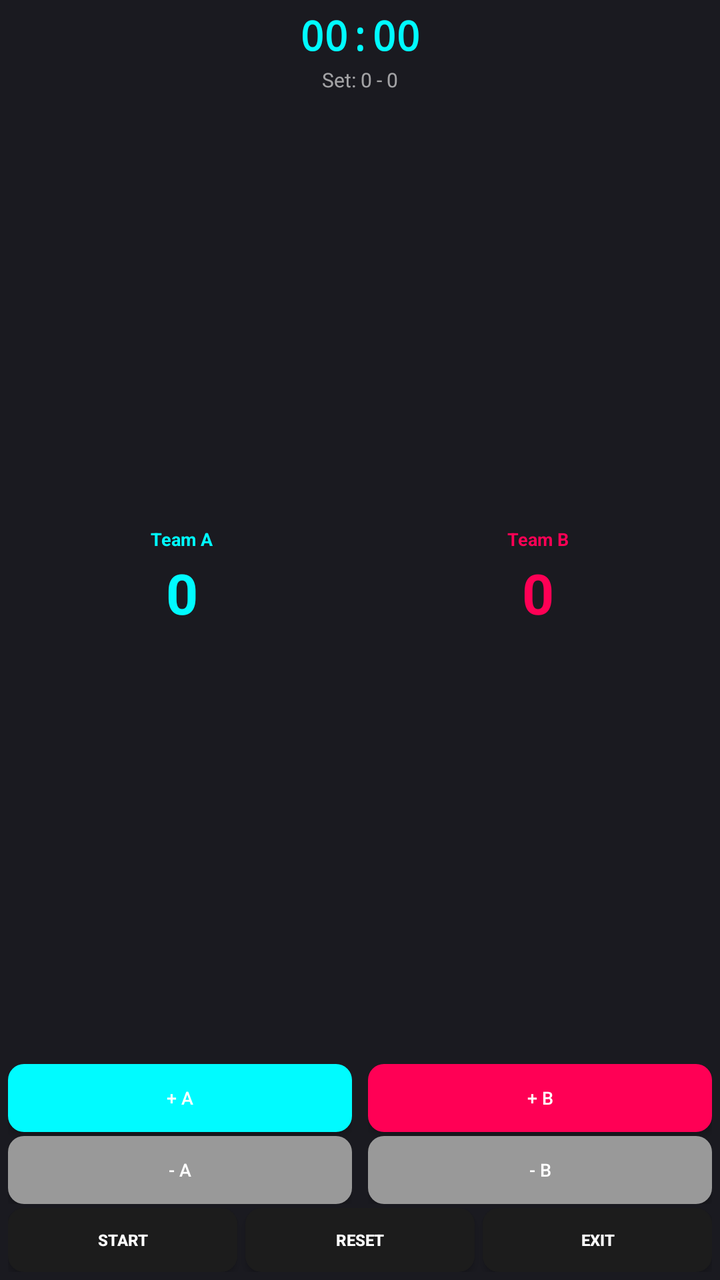
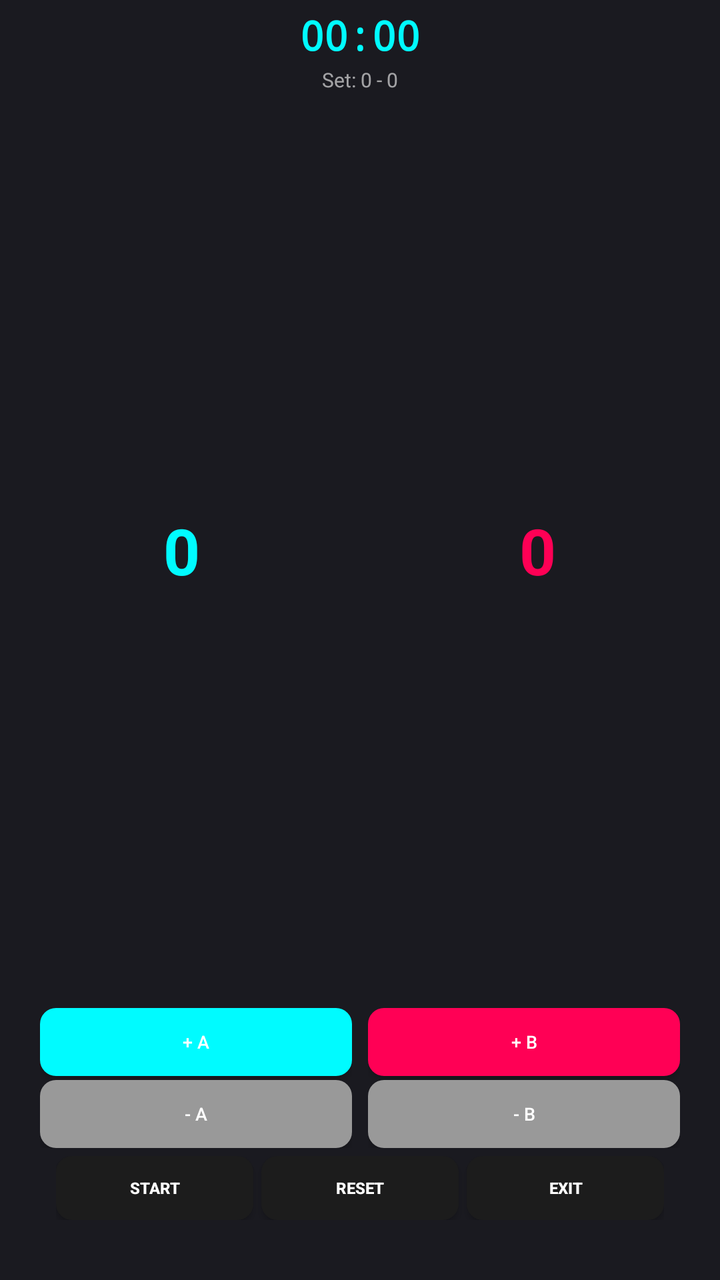

Before-and-after screenshots of an Android layout around one commit, followed by the original layout XML and the change that was made.
<!-- AndroidManifest.xml: activity theme Theme.PointsVolleyHub -->
<!-- res/layout/activity_main.xml -->
<?xml version="1.0" encoding="utf-8"?>
<androidx.constraintlayout.widget.ConstraintLayout 
    xmlns:android="http://schemas.android.com/apk/res/android"
    xmlns:app="http://schemas.android.com/apk/res-auto"
    android:layout_width="match_parent"
    android:layout_height="match_parent"
    android:background="@color/background"
    android:padding="4dp">

    
    <TextView
        android:id="@+id/timerView"
        android:layout_width="wrap_content"
        android:layout_height="wrap_content"
        android:text="00:00"
        android:textColor="@color/primary"
        android:textSize="20sp"
        android:textStyle="bold"
        android:fontFamily="monospace"
        app:layout_constraintTop_toTopOf="parent"
        app:layout_constraintStart_toStartOf="parent"
        app:layout_constraintEnd_toEndOf="parent" />

    
    <TextView
        android:id="@+id/setsView"
        android:layout_width="wrap_content"
        android:layout_height="wrap_content"
        android:text="Set: 0 - 0"
        android:textColor="@color/text_secondary"
        android:textSize="10sp"
        android:layout_marginTop="2dp"
        app:layout_constraintTop_toBottomOf="@id/timerView"
        app:layout_constraintStart_toStartOf="parent"
        app:layout_constraintEnd_toEndOf="parent" />

    
    <LinearLayout
        android:id="@+id/teamASection"
        android:layout_width="0dp"
        android:layout_height="0dp"
        android:orientation="vertical"
        android:gravity="center"
        android:layout_marginTop="0dp"
        android:layout_marginEnd="2dp"
        app:layout_constraintTop_toBottomOf="@id/setsView"
        app:layout_constraintBottom_toTopOf="@id/buttonRow"
        app:layout_constraintStart_toStartOf="parent"
        app:layout_constraintEnd_toStartOf="@id/teamBSection"
        app:layout_constraintHorizontal_weight="1"
        app:layout_constraintVertical_weight="1">

        <TextView
            android:id="@+id/teamANameView"
            android:layout_width="wrap_content"
            android:layout_height="wrap_content"
            android:text="Team A"
            android:textColor="@color/team_a_color"
            android:textSize="9sp"
            android:textStyle="bold" />

        <TextView
            android:id="@+id/scoreAView"
            android:layout_width="wrap_content"
            android:layout_height="wrap_content"
            android:text="0"
            android:textColor="@color/team_a_color"
            android:textSize="28sp"
            android:textStyle="bold"
            android:layout_marginTop="2dp" />

    </LinearLayout>

    
    <LinearLayout
        android:id="@+id/teamBSection"
        android:layout_width="0dp"
        android:layout_height="0dp"
        android:orientation="vertical"
        android:gravity="center"
        android:layout_marginTop="0dp"
        android:layout_marginStart="2dp"
        app:layout_constraintTop_toBottomOf="@id/setsView"
        app:layout_constraintBottom_toTopOf="@id/buttonRow"
        app:layout_constraintStart_toEndOf="@id/teamASection"
        app:layout_constraintEnd_toEndOf="parent"
        app:layout_constraintHorizontal_weight="1"
        app:layout_constraintVertical_weight="1">

        <TextView
            android:id="@+id/teamBNameView"
            android:layout_width="wrap_content"
            android:layout_height="wrap_content"
            android:text="Team B"
            android:textColor="@color/team_b_color"
            android:textSize="9sp"
            android:textStyle="bold" />

        <TextView
            android:id="@+id/scoreBView"
            android:layout_width="wrap_content"
            android:layout_height="wrap_content"
            android:text="0"
            android:textColor="@color/team_b_color"
            android:textSize="28sp"
            android:textStyle="bold"
            android:layout_marginTop="2dp" />

    </LinearLayout>

    
    <LinearLayout
        android:id="@+id/buttonRow"
        android:layout_width="0dp"
        android:layout_height="wrap_content"
        android:orientation="horizontal"
        android:gravity="center"
        android:layout_marginBottom="2dp"
        app:layout_constraintBottom_toTopOf="@id/controlButtons"
        app:layout_constraintStart_toStartOf="parent"
        app:layout_constraintEnd_toEndOf="parent">

        
        <LinearLayout
            android:layout_width="0dp"
            android:layout_height="wrap_content"
            android:orientation="vertical"
            android:layout_weight="1"
            android:layout_marginEnd="4dp">

            <Button
                android:id="@+id/btnAddPointA"
                android:layout_width="match_parent"
                android:layout_height="34dp"
                android:text="+ A"
                android:textColor="@android:color/white"
                android:textSize="9sp"
                android:background="@drawable/button_team_a_flat"
                android:padding="2dp"
                android:layout_marginBottom="2dp" />

            <Button
                android:id="@+id/btnRemovePointA"
                android:layout_width="match_parent"
                android:layout_height="34dp"
                android:text="- A"
                android:textColor="@android:color/white"
                android:textSize="9sp"
                android:background="@drawable/button_secondary_flat"
                android:padding="2dp" />

        </LinearLayout>

        
        <LinearLayout
            android:layout_width="0dp"
            android:layout_height="wrap_content"
            android:orientation="vertical"
            android:layout_weight="1"
            android:layout_marginStart="4dp">

            <Button
                android:id="@+id/btnAddPointB"
                android:layout_width="match_parent"
                android:layout_height="34dp"
                android:text="+ B"
                android:textColor="@android:color/white"
                android:textSize="9sp"
                android:background="@drawable/button_team_b_flat"
                android:padding="2dp"
                android:layout_marginBottom="2dp" />

            <Button
                android:id="@+id/btnRemovePointB"
                android:layout_width="match_parent"
                android:layout_height="34dp"
                android:text="- B"
                android:textColor="@android:color/white"
                android:textSize="9sp"
                android:background="@drawable/button_secondary_flat"
                android:padding="2dp" />

        </LinearLayout>

    </LinearLayout>

    
    <LinearLayout
        android:id="@+id/controlButtons"
        android:layout_width="0dp"
        android:layout_height="wrap_content"
        android:orientation="horizontal"
        android:gravity="center"
        app:layout_constraintBottom_toBottomOf="parent"
        app:layout_constraintStart_toStartOf="parent"
        app:layout_constraintEnd_toEndOf="parent">

        <Button
            android:id="@+id/btnToggleTimer"
            android:layout_width="0dp"
            android:layout_height="32dp"
            android:text="START"
            android:textColor="@android:color/white"
            android:textSize="8sp"
            android:textStyle="bold"
            android:background="@drawable/button_start_flat"
            android:backgroundTint="#1c1c1c"
            android:padding="2dp"
            android:layout_weight="1"
            android:layout_marginEnd="2dp" />

        <Button
            android:id="@+id/btnResetMatch"
            android:layout_width="0dp"
            android:layout_height="32dp"
            android:text="RESET"
            android:textColor="@android:color/white"
            android:textSize="8sp"
            android:textStyle="bold"
            android:background="@drawable/button_reset_flat"
            android:backgroundTint="#1c1c1c"
            android:padding="2dp"
            android:layout_weight="1"
            android:layout_marginStart="2dp"
            android:layout_marginEnd="2dp" />

        <Button
            android:id="@+id/btnExit"
            android:layout_width="0dp"
            android:layout_height="32dp"
            android:text="EXIT"
            android:textColor="@android:color/white"
            android:textSize="8sp"
            android:textStyle="bold"
            android:background="@drawable/button_logout_flat"
            android:backgroundTint="#1c1c1c"
            android:padding="2dp"
            android:layout_weight="1"
            android:layout_marginStart="2dp" />

    </LinearLayout>

</androidx.constraintlayout.widget.ConstraintLayout>
<!-- resources referenced by this layout -->
<resources>
  <color name="background">#1a1a20</color>
  <color name="primary">#00fbff</color>
  <color name="team_a_color">#00fbff</color>
  <color name="team_b_color">#ff0055</color>
  <color name="text_secondary">#99ffffff</color>
  <!-- drawable button_logout_flat (drawable) -->
  <?xml version="1.0" encoding="utf-8"?>
  <selector xmlns:android="http://schemas.android.com/apk/res/android">
      <item android:state_pressed="true">
          <shape>
              <solid android:color="#444444" />
              <corners android:radius="8dp" />
          </shape>
      </item>
      <item>
          <shape>
              <solid android:color="#666666" />
              <corners android:radius="8dp" />
          </shape>
      </item>
  </selector>
  <!-- drawable button_reset_flat (drawable) -->
  <?xml version="1.0" encoding="utf-8"?>
  <selector xmlns:android="http://schemas.android.com/apk/res/android">
      <item android:state_pressed="true">
          <shape>
              <solid android:color="#5a2ab8" />
              <corners android:radius="8dp" />
          </shape>
      </item>
      <item>
          <shape>
              <solid android:color="#7c3aed" />
              <corners android:radius="8dp" />
          </shape>
      </item>
  </selector>
  <!-- drawable button_secondary_flat (drawable) -->
  <?xml version="1.0" encoding="utf-8"?>
  <selector xmlns:android="http://schemas.android.com/apk/res/android">
      <item android:state_pressed="true">
          <shape>
              <solid android:color="#666666" />
              <corners android:radius="8dp" />
          </shape>
      </item>
      <item>
          <shape>
              <solid android:color="#999999" />
              <corners android:radius="8dp" />
          </shape>
      </item>
  </selector>
  <!-- drawable button_start_flat (drawable) -->
  <?xml version="1.0" encoding="utf-8"?>
  <selector xmlns:android="http://schemas.android.com/apk/res/android">
      <item android:state_pressed="true">
          <shape>
              <solid android:color="#00cc66" />
              <corners android:radius="8dp" />
          </shape>
      </item>
      <item>
          <shape>
              <solid android:color="#00ff88" />
              <corners android:radius="8dp" />
          </shape>
      </item>
  </selector>
  <!-- drawable button_team_a_flat (drawable) -->
  <?xml version="1.0" encoding="utf-8"?>
  <selector xmlns:android="http://schemas.android.com/apk/res/android">
      <item android:state_pressed="true">
          <shape>
              <solid android:color="#00c4cc" />
              <corners android:radius="8dp" />
          </shape>
      </item>
      <item>
          <shape>
              <solid android:color="#00fbff" />
              <corners android:radius="8dp" />
          </shape>
      </item>
  </selector>
  <!-- drawable button_team_b_flat (drawable) -->
  <?xml version="1.0" encoding="utf-8"?>
  <selector xmlns:android="http://schemas.android.com/apk/res/android">
      <item android:state_pressed="true">
          <shape>
              <solid android:color="#cc0044" />
              <corners android:radius="8dp" />
          </shape>
      </item>
      <item>
          <shape>
              <solid android:color="#ff0055" />
              <corners android:radius="8dp" />
          </shape>
      </item>
  </selector>
  <color name="black">#FF000000</color>
  <color name="secondary">#ff0055</color>
  <color name="white">#FFFFFFFF</color>
  <!-- unchanged entries left out for length: 1 -->
</resources>

<!-- the commit's change to res/layout/activity_main.xml (unified diff, before → after) -->
@@ -51,23 +51,13 @@
         app:layout_constraintVertical_weight="1">
 
         <TextView
-            android:id="@+id/teamANameView"
-            android:layout_width="wrap_content"
-            android:layout_height="wrap_content"
-            android:text="Team A"
-            android:textColor="@color/team_a_color"
-            android:textSize="9sp"
-            android:textStyle="bold" />
-
-        <TextView
             android:id="@+id/scoreAView"
             android:layout_width="wrap_content"
             android:layout_height="wrap_content"
             android:text="0"
             android:textColor="@color/team_a_color"
-            android:textSize="28sp"
-            android:textStyle="bold"
-            android:layout_marginTop="2dp" />
+            android:textSize="32sp"
+            android:textStyle="bold" />
 
     </LinearLayout>
 
@@ -88,34 +78,26 @@
         app:layout_constraintVertical_weight="1">
 
         <TextView
-            android:id="@+id/teamBNameView"
-            android:layout_width="wrap_content"
-            android:layout_height="wrap_content"
-            android:text="Team B"
-            android:textColor="@color/team_b_color"
-            android:textSize="9sp"
-            android:textStyle="bold" />
-
-        <TextView
             android:id="@+id/scoreBView"
             android:layout_width="wrap_content"
             android:layout_height="wrap_content"
             android:text="0"
             android:textColor="@color/team_b_color"
-            android:textSize="28sp"
-            android:textStyle="bold"
-            android:layout_marginTop="2dp" />
+            android:textSize="32sp"
+            android:textStyle="bold" />
 
     </LinearLayout>
 
     
     <LinearLayout
         android:id="@+id/buttonRow"
-        android:layout_width="0dp"
+        android:layout_width="match_parent"
         android:layout_height="wrap_content"
         android:orientation="horizontal"
         android:gravity="center"
-        android:layout_marginBottom="2dp"
+        android:layout_marginBottom="4dp"
+        android:paddingStart="16dp"
+        android:paddingEnd="16dp"
         app:layout_constraintBottom_toTopOf="@id/controlButtons"
         app:layout_constraintStart_toStartOf="parent"
         app:layout_constraintEnd_toEndOf="parent">
@@ -187,10 +169,13 @@
     
     <LinearLayout
         android:id="@+id/controlButtons"
-        android:layout_width="0dp"
+        android:layout_width="match_parent"
         android:layout_height="wrap_content"
         android:orientation="horizontal"
         android:gravity="center"
+        android:layout_marginBottom="26dp"
+        android:paddingStart="24dp"
+        android:paddingEnd="24dp"
         app:layout_constraintBottom_toBottomOf="parent"
         app:layout_constraintStart_toStartOf="parent"
         app:layout_constraintEnd_toEndOf="parent">
@@ -204,7 +189,7 @@
             android:textSize="8sp"
             android:textStyle="bold"
             android:background="@drawable/button_start_flat"
-            android:backgroundTint="#1c1c1c"
+            app:backgroundTint="#1c1c1c"
             android:padding="2dp"
             android:layout_weight="1"
             android:layout_marginEnd="2dp" />
@@ -218,7 +203,7 @@
             android:textSize="8sp"
             android:textStyle="bold"
             android:background="@drawable/button_reset_flat"
-            android:backgroundTint="#1c1c1c"
+            app:backgroundTint="#1c1c1c"
             android:padding="2dp"
             android:layout_weight="1"
             android:layout_marginStart="2dp"
@@ -233,7 +218,7 @@
             android:textSize="8sp"
             android:textStyle="bold"
             android:background="@drawable/button_logout_flat"
-            android:backgroundTint="#1c1c1c"
+            app:backgroundTint="#1c1c1c"
             android:padding="2dp"
             android:layout_weight="1"
             android:layout_marginStart="2dp" />
